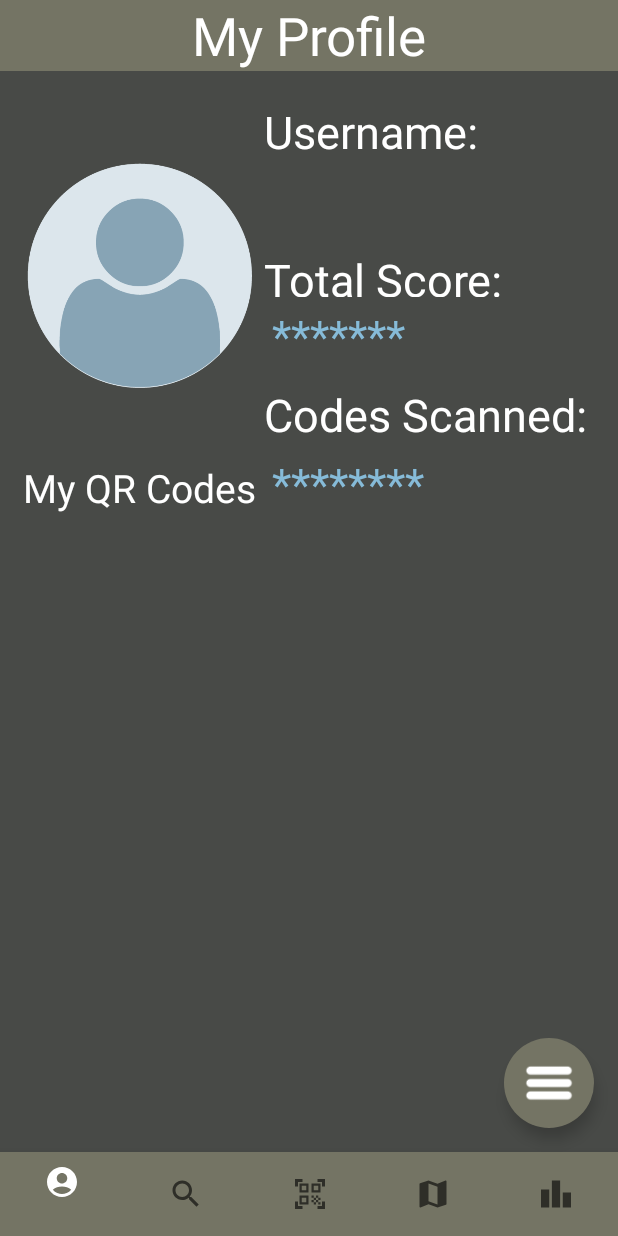
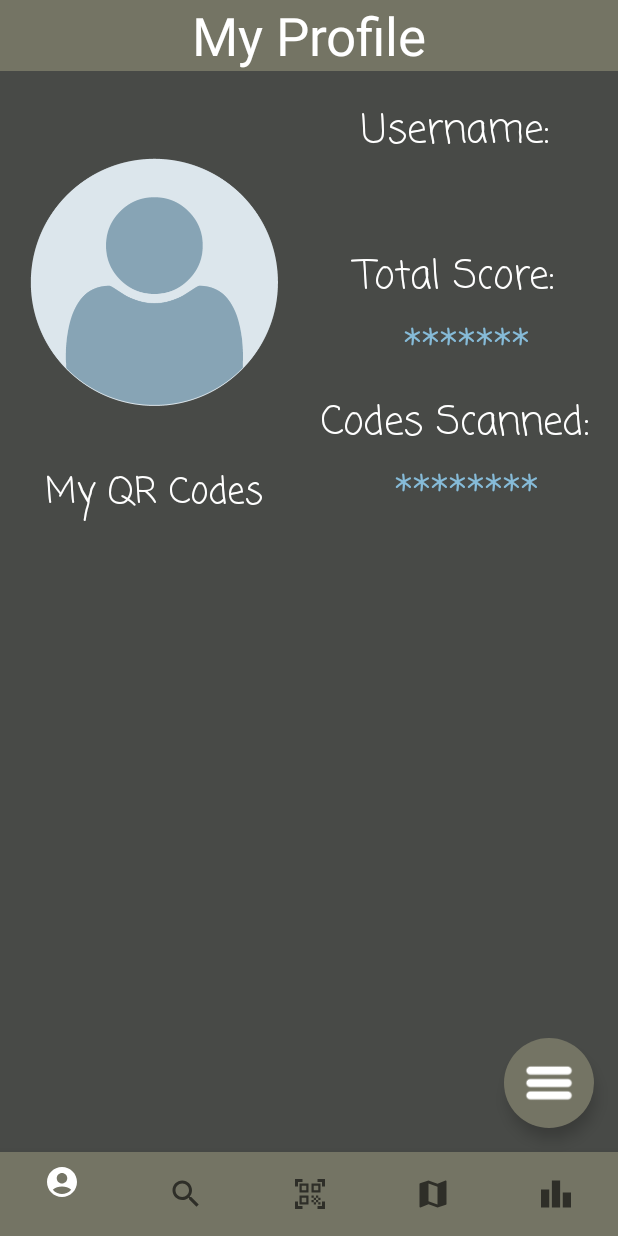
Before and after one commit to MAl-l3R/QR-Hunter, an Android app: the ProfileFragment screen opened directly, with no data from a screen before it, on a phone screen of 412 x 824 dp. Run offline under Robolectric (Android 15) with nearby library versions, the phone set to English and light mode, and no system bars; our stand-ins replace Firebase (no records; nobody signed in at launch, a user with empty details on screens opened directly), Picasso; pictures from the network do not load; 1 statement that could not run was skipped.

Commit message:
Profile Layout fixed

```diff
--- a/app/src/main/res/layout/fragment_profile.xml
+++ b/app/src/main/res/layout/fragment_profile.xml
@@ -26,11 +26,11 @@
 
     <ImageView
         android:id="@+id/profile_image_circle"
-        android:layout_width="150dp"
-        android:layout_height="150dp"
+        android:layout_width="165dp"
+        android:layout_height="165dp"
         android:layout_alignParentStart="true"
         android:layout_alignParentEnd="true"
-        android:layout_marginStart="18dp"
+        android:layout_marginStart="20dp"
         android:src="@drawable/default_user_profphoto"
         app:layout_constraintBottom_toBottomOf="@+id/user_info_section"
         app:layout_constraintStart_toStartOf="parent"
@@ -43,6 +43,7 @@
         android:layout_height="wrap_content"
         android:layout_marginStart="8dp"
         android:layout_marginEnd="8dp"
+        android:paddingLeft="10dp"
         android:layout_marginTop="20dp"
         app:layout_constraintEnd_toEndOf="parent"
         app:layout_constraintHorizontal_bias="0.0"
@@ -51,42 +52,45 @@
 
         <TextView
             android:id="@+id/username_textprof"
-            android:layout_width="wrap_content"
+            android:layout_width="match_parent"
             android:layout_height="wrap_content"
             android:layout_alignParentLeft="true"
             android:layout_alignParentTop="true"
-            android:gravity="start|center_vertical"
+            android:gravity="center"
             android:text="@string/username_field_text"
             android:textColor="@color/white"
-            android:textSize="30sp"
+            android:textSize="26sp"
+            android:fontFamily="casual"
             app:layout_constraintStart_toStartOf="parent"
             app:layout_constraintTop_toTopOf="parent" />
 
         <TextView
             android:id="@+id/username_fieldprof"
-            android:layout_width="wrap_content"
+            android:layout_width="match_parent"
             android:layout_height="wrap_content"
-
+            android:gravity="center"
+            android:paddingLeft="10dp"
             android:layout_marginStart="5dp"
             android:layout_marginTop="5dp"
-            android:gravity="start|center_vertical"
-            android:text="@string/user_profile_fieldtext"
+            android:text="mahxr"
             android:textColor="@color/bluefieldtext"
-            android:textSize="30sp"
+            android:textSize="26sp"
+            android:fontFamily="casual"
             app:layout_constraintStart_toStartOf="@+id/username_textprof"
             app:layout_constraintTop_toBottomOf="@+id/username_textprof" />
 
         <TextView
             android:id="@+id/totalscore_textprof"
-            android:layout_width="185dp"
-            android:layout_height="32dp"
+            android:layout_width="match_parent"
+            android:layout_height="wrap_content"
+            android:gravity="center"
             android:layout_alignParentLeft="true"
             android:layout_alignParentTop="true"
             android:layout_marginTop="12dp"
-            android:gravity="start|center_horizontal|center_vertical"
             android:text="@string/totalscore_fieldtext"
             android:textColor="@color/white"
-            android:textSize="30sp"
+            android:textSize="26sp"
+            android:fontFamily="casual"
             app:layout_constraintEnd_toEndOf="@+id/username_textprof"
             app:layout_constraintHorizontal_bias="0.0"
             app:layout_constraintStart_toStartOf="@+id/username_textprof"
@@ -94,30 +98,32 @@
 
         <TextView
             android:id="@+id/totalscore_fieldprof"
-            android:layout_width="wrap_content"
+            android:layout_width="match_parent"
             android:layout_height="wrap_content"
-
+            android:gravity="center"
+            android:paddingLeft="10dp"
             android:layout_marginStart="5dp"
             android:layout_marginTop="5dp"
-            android:gravity="start|center_vertical"
             android:text="@string/totalscore_fieldprof"
             android:textColor="@color/bluefieldtext"
-            android:textSize="30sp"
+            android:textSize="26sp"
+            android:fontFamily="casual"
             app:layout_constraintStart_toStartOf="@+id/totalscore_textprof"
             app:layout_constraintTop_toBottomOf="@+id/totalscore_textprof" />
 
 
         <TextView
             android:id="@+id/codesscanned_textprof"
-            android:layout_width="wrap_content"
+            android:layout_width="match_parent"
             android:layout_height="wrap_content"
+            android:gravity="center"
             android:layout_alignParentLeft="true"
             android:layout_alignParentTop="true"
             android:layout_marginTop="12dp"
-            android:gravity="start|center_vertical"
             android:text="@string/codesscanned_fieldtext"
             android:textColor="@color/white"
-            android:textSize="30sp"
+            android:textSize="26sp"
+            android:fontFamily="casual"
             app:layout_constraintEnd_toEndOf="@+id/totalscore_textprof"
             app:layout_constraintHorizontal_bias="0.0"
             app:layout_constraintStart_toStartOf="@+id/username_textprof"
@@ -125,15 +131,16 @@
 
         <TextView
             android:id="@+id/codesscanned_fieldprof"
-            android:layout_width="wrap_content"
+            android:layout_width="match_parent"
             android:layout_height="wrap_content"
-
+            android:gravity="center"
+            android:paddingLeft="10dp"
             android:layout_marginStart="5dp"
             android:layout_marginTop="5dp"
-            android:gravity="start|center_vertical"
             android:text="@string/codesscanned_fieldprof"
             android:textColor="@color/bluefieldtext"
-            android:textSize="30sp"
+            android:textSize="26sp"
+            android:fontFamily="casual"
             app:layout_constraintBottom_toBottomOf="parent"
             app:layout_constraintStart_toStartOf="@+id/codesscanned_textprof"
             app:layout_constraintTop_toBottomOf="@+id/codesscanned_textprof"
@@ -149,7 +156,8 @@
         android:gravity="bottom|center_horizontal"
         android:text="My QR Codes"
         android:textColor="@color/white"
-        android:textSize="26sp"
+        android:textSize="24sp"
+        android:fontFamily="casual"
         app:layout_constraintBottom_toTopOf="@+id/QRGalleryRecyclerView"
         app:layout_constraintEnd_toEndOf="@+id/profile_image_circle"
         app:layout_constraintStart_toStartOf="@+id/profile_image_circle"
```
